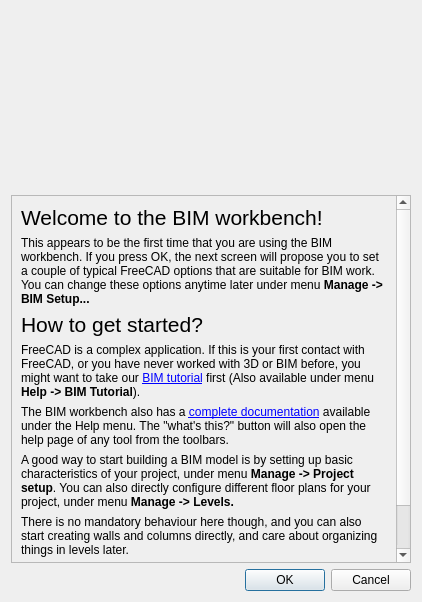
The window that src/Mod/BIM/Resources/ui/dialogWelcome.ui (southseact-3d/fcd) describes before a commit, drawn with Qt 5.
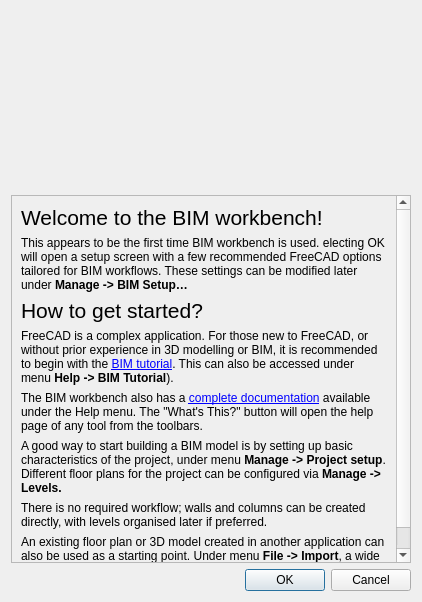
The same window after the commit. Icons and pictures are not drawn.

Patch:
```diff
--- a/src/Mod/BIM/Resources/ui/dialogWelcome.ui
+++ b/src/Mod/BIM/Resources/ui/dialogWelcome.ui
@@ -75,7 +75,7 @@
        <item>
         <widget class="QLabel" name="label_2">
          <property name="text">
-          <string>&lt;html&gt;&lt;head/&gt;&lt;body&gt;&lt;p&gt;This appears to be the first time that you are using the BIM workbench. If you press OK, the next screen will propose you to set a couple of typical FreeCAD options that are suitable for BIM work. You can change these options anytime later under menu &lt;span style=&quot; font-weight:600;&quot;&gt;Manage -&amp;gt; BIM Setup...&lt;/span&gt;&lt;/p&gt;&lt;/body&gt;&lt;/html&gt;</string>
+          <string>&lt;html&gt;&lt;head/&gt;&lt;body&gt;&lt;p&gt;This appears to be the first time BIM workbench is used. electing OK will open a setup screen with a few recommended FreeCAD options tailored for BIM workflows. These settings can be modified later under &lt;span style=&quot; font-weight:600;&quot;&gt;Manage -&amp;gt; BIM Setup…&lt;/span&gt;&lt;/p&gt;&lt;/body&gt;&lt;/html&gt;</string>
          </property>
          <property name="wordWrap">
           <bool>true</bool>
@@ -97,7 +97,7 @@
        <item>
         <widget class="QLabel" name="label_4">
          <property name="text">
-          <string>FreeCAD is a complex application. If this is your first contact with FreeCAD, or you have never worked with 3D or BIM before, you might want to take our &lt;a href=&quot;https://wiki.freecad.org/BIM_ingame_tutorial&quot;&gt;BIM tutorial&lt;/a&gt; first (Also available under menu &lt;span style=&quot; font-weight:600;&quot;&gt;Help -&amp;gt; BIM Tutorial&lt;/span&gt;).</string>
+          <string>FreeCAD is a complex application. For those new to FreeCAD, or without prior experience in 3D modelling or BIM, it is recommended to begin with the &lt;a href=&quot;https://wiki.freecad.org/BIM_ingame_tutorial&quot;&gt;BIM tutorial&lt;/a&gt;. This can also be accessed under menu &lt;span style=&quot; font-weight:600;&quot;&gt;Help -&amp;gt; BIM Tutorial&lt;/span&gt;).</string>
          </property>
          <property name="wordWrap">
           <bool>true</bool>
@@ -107,7 +107,7 @@
        <item>
         <widget class="QLabel" name="label_7">
          <property name="text">
-          <string>The BIM workbench also has a &lt;a href=&quot;https://wiki.freecad.org/BIM_Workbench&quot;&gt;complete documentation&lt;/a&gt;  available under the Help menu. The &quot;what's this?&quot; button will also open the help page of any tool from the toolbars.</string>
+          <string>The BIM workbench also has a &lt;a href=&quot;https://wiki.freecad.org/BIM_Workbench&quot;&gt;complete documentation&lt;/a&gt; available under the Help menu. The &quot;What's This?&quot; button will open the help page of any tool from the toolbars.</string>
          </property>
          <property name="wordWrap">
           <bool>true</bool>
@@ -117,7 +117,7 @@
        <item>
         <widget class="QLabel" name="label_5">
          <property name="text">
-          <string>A good way to start building a BIM model is by setting up basic characteristics of your project, under menu &lt;span style=&quot; font-weight:600;&quot;&gt;Manage -&amp;gt; Project setup&lt;/span&gt;. You can also directly configure different floor plans for your project, under menu &lt;span style=&quot; font-weight:600;&quot;&gt;Manage -&amp;gt; Levels.&lt;/span&gt;</string>
+          <string>A good way to start building a BIM model is by setting up basic characteristics of the project, under menu &lt;span style=&quot; font-weight:600;&quot;&gt;Manage -&amp;gt; Project setup&lt;/span&gt;. Different floor plans for the project can be configured via &lt;span style=&quot; font-weight:600;&quot;&gt;Manage -&amp;gt; Levels.&lt;/span&gt;</string>
          </property>
          <property name="wordWrap">
           <bool>true</bool>
@@ -127,7 +127,7 @@
        <item>
         <widget class="QLabel" name="label_8">
          <property name="text">
-          <string>There is no mandatory behaviour here though, and you can also start creating walls and columns directly, and care about organizing things in levels later.</string>
+          <string>There is no required workflow; walls and columns can be created directly, with levels organised later if preferred.</string>
          </property>
          <property name="wordWrap">
           <bool>true</bool>
@@ -137,7 +137,7 @@
        <item>
         <widget class="QLabel" name="label_6">
          <property name="text">
-          <string>&lt;html&gt;&lt;head/&gt;&lt;body&gt;&lt;p&gt;You might also want to start from an existing floor plan or 3D model made in another application. Under menu &lt;span style=&quot; font-weight:600;&quot;&gt;File -&amp;gt; Import&lt;/span&gt;, you will find a wide range of file formats that can be imported into FreeCAD.&lt;/p&gt;&lt;/body&gt;&lt;/html&gt;</string>
+          <string>&lt;html&gt;&lt;head/&gt;&lt;body&gt;&lt;p&gt;An existing floor plan or 3D model created in another application can also be used as a starting point. Under menu &lt;span style=&quot; font-weight:600;&quot;&gt;File -&amp;gt; Import&lt;/span&gt;, a wide range of file formats that can be imported into FreeCAD.&lt;/p&gt;&lt;/body&gt;&lt;/html&gt;</string>
          </property>
          <property name="wordWrap">
           <bool>true</bool>
```
